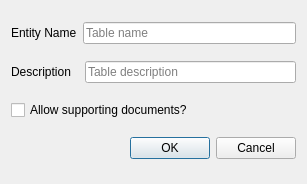
gltn/stdm, file ui/wizard/ui_entity.ui: the form before one commit.
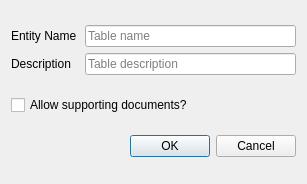
The form after the commit.

Commit message: Fixed labels misalignment in editor windows

Diff of the .ui file:
```diff
--- a/ui/wizard/ui_entity.ui
+++ b/ui/wizard/ui_entity.ui
@@ -33,32 +33,21 @@
     <layout class="QGridLayout" name="gridLayout_2"/>
    </item>
    <item>
-    <layout class="QHBoxLayout" name="horizontalLayout">
-     <item>
-      <widget class="QLabel" name="label">
+    <layout class="QGridLayout" name="gridLayout">
+     <item row="1" column="1">
+      <widget class="QLineEdit" name="edtDesc">
        <property name="minimumSize">
         <size>
-         <width>60</width>
+         <width>0</width>
          <height>0</height>
         </size>
        </property>
-       <property name="text">
-        <string>Entity Name</string>
-       </property>
-      </widget>
-     </item>
-     <item>
-      <widget class="QLineEdit" name="edtTable">
        <property name="placeholderText">
-        <string>Table name</string>
+        <string>Table description</string>
        </property>
       </widget>
      </item>
-    </layout>
-   </item>
-   <item>
-    <layout class="QHBoxLayout" name="horizontalLayout_2">
-     <item>
+     <item row="1" column="0">
       <widget class="QLabel" name="label_2">
        <property name="minimumSize">
         <size>
@@ -77,16 +66,23 @@
        </property>
       </widget>
      </item>
-     <item>
-      <widget class="QLineEdit" name="edtDesc">
+     <item row="0" column="0">
+      <widget class="QLabel" name="label">
        <property name="minimumSize">
         <size>
-         <width>0</width>
+         <width>60</width>
          <height>0</height>
         </size>
        </property>
+       <property name="text">
+        <string>Entity Name</string>
+       </property>
+      </widget>
+     </item>
+     <item row="0" column="1">
+      <widget class="QLineEdit" name="edtTable">
        <property name="placeholderText">
-        <string>Table description</string>
+        <string>Table name</string>
        </property>
       </widget>
      </item>
```
The commit also changes 8 other files.
